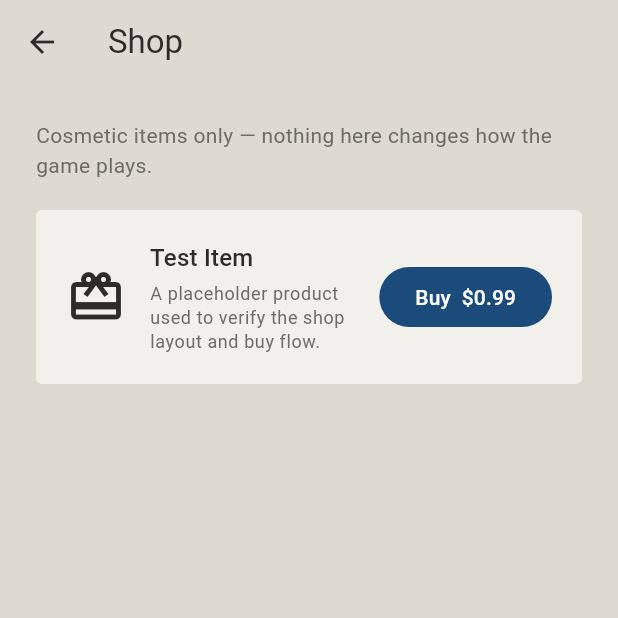
After one commit to RSSerna/tic-tac-twist, a Flutter app: the HomeScreen screen opened directly, after a tap on the "storefront" icon, on a phone screen of 412 x 824 dp, the top half of it. The commit adds this screen. Run offline on Flutter 3.47's test engine with Material 3 defaults, Android fonts, the light colour scheme and no system bars; our stand-ins replace audioplayers, firebase_analytics, firebase_core, firebase_crashlytics, flutter_riverpod, google_mobile_ads and 3 more; accounts and stored records are empty; generated files the repository leaves out were written again.

Commit message:
feat: implement in-app shop with placeholder items and UI integration

```diff
--- a/lib/l10n/app_en.arb
+++ b/lib/l10n/app_en.arb
@@ -231,5 +231,12 @@
   "removeAdsOwned": "Ads removed",
   "restorePurchases": "Restore purchases",
 
-  "skinBuyButton": "Buy"
+  "skinBuyButton": "Buy",
+
+  "shopTitle": "Shop",
+  "shopIntro": "Cosmetic items only — nothing here changes how the game plays.",
+  "shopTestItemName": "Test Item",
+  "shopTestItemDesc": "A placeholder product used to verify the shop layout and buy flow.",
+  "shopBuyButton": "Buy",
+  "shopPaymentsUnavailable": "Payments aren't set up yet — this is a placeholder."
 }
--- a/lib/l10n/app_es.arb
+++ b/lib/l10n/app_es.arb
@@ -138,5 +138,12 @@
   "removeAdsOwned": "Anuncios eliminados",
   "restorePurchases": "Restaurar compras",
 
-  "skinBuyButton": "Comprar"
+  "skinBuyButton": "Comprar",
+
+  "shopTitle": "Tienda",
+  "shopIntro": "Solo artículos cosméticos — nada de aquí cambia cómo se juega.",
+  "shopTestItemName": "Artículo de prueba",
+  "shopTestItemDesc": "Un producto de prueba para verificar el diseño de la tienda y el flujo de compra.",
+  "shopBuyButton": "Comprar",
+  "shopPaymentsUnavailable": "Los pagos aún no están configurados — esto es un marcador de posición."
 }
--- a/lib/ui/screens/home_screen.dart
+++ b/lib/ui/screens/home_screen.dart
@@ -9,6 +9,7 @@ import '../../services/tutorial_progress_service.dart';
 import '../../theme/tokens.dart';
 import 'game_screen.dart';
 import 'settings_screen.dart';
+import 'shop_screen.dart';
 import 'skins_screen.dart';
 import 'stats_screen.dart';
 import 'sub_mode_screen.dart';
@@ -73,6 +74,14 @@ class _HomeScreenState extends ConsumerState<HomeScreen> {
         foregroundColor: colors.ink,
         automaticallyImplyLeading: false,
         actions: [
+          IconButton(
+            key: const Key('open-shop'),
+            icon: const Icon(Icons.storefront),
+            tooltip: l10n.shopTitle,
+            onPressed: () => Navigator.of(context).push(
+              MaterialPageRoute<void>(builder: (_) => const ShopScreen()),
+            ),
+          ),
           IconButton(
             key: const Key('open-skins'),
             icon: const Icon(Icons.palette),
--- /dev/null
+++ b/lib/ui/screens/shop_screen.dart
@@ -0,0 +1,166 @@
+import 'package:flutter/material.dart';
+import 'package:flutter_riverpod/flutter_riverpod.dart';
+
+import '../../l10n/generated/app_localizations.dart';
+import '../../theme/tokens.dart';
+
+/// A single purchasable entry in the shop.
+///
+/// For now the catalog holds one placeholder [ShopItem] so the layout and
+/// buy flow can be exercised end to end without a real store product. When
+/// payments are wired (see [_ShopItemCard._buy]), each real item gains a
+/// `ProductId` (from `purchase_service.dart`) and [priceLabel] is replaced by
+/// the store's localized price string rather than a hardcoded one.
+@immutable
+class ShopItem {
+  const ShopItem({
+    required this.id,
+    required this.icon,
+    required this.name,
+    required this.description,
+    required this.priceLabel,
+  });
+
+  /// Stable identity — will map 1:1 to a `ProductId.storeId` once real
+  /// products exist. Never shown to players.
+  final String id;
+  final IconData icon;
+  final String name;
+  final String description;
+
+  /// Placeholder price. Real prices come from the store product details
+  /// (currency, formatting, and amount are the store's to decide, never
+  /// hardcoded per-locale) once payments are set up.
+  final String priceLabel;
+}
+
+/// The in-app shop (product doc §2: cosmetic-only, "no mechanic, mode, or
+/// gameplay advantage is ever sold"). This is the scaffold: one test item and
+/// a buy button whose payment path is still a TODO — see [_ShopItemCard._buy].
+class ShopScreen extends ConsumerWidget {
+  const ShopScreen({super.key});
+
+  @override
+  Widget build(BuildContext context, WidgetRef ref) {
+    final l10n = AppLocalizations.of(context);
+    final colors = context.gameColors;
+    final textTheme = Theme.of(context).textTheme;
+
+    // The catalog. One placeholder entry for now; add real items here once
+    // their products exist in the stores (see _ShopItemCard._buy).
+    final items = <ShopItem>[
+      ShopItem(
+        id: 'test_item',
+        icon: Icons.card_giftcard,
+        name: l10n.shopTestItemName,
+        description: l10n.shopTestItemDesc,
+        priceLabel: r'$0.99',
+      ),
+    ];
+
+    return Scaffold(
+      appBar: AppBar(
+        title: Text(l10n.shopTitle),
+        backgroundColor: colors.ground,
+        foregroundColor: colors.ink,
+      ),
+      body: SafeArea(
+        child: ListView(
+          padding: const EdgeInsets.all(24),
+          children: [
+            Text(
+              l10n.shopIntro,
+              style: textTheme.bodyMedium?.copyWith(color: colors.neutral),
+            ),
+            const SizedBox(height: 20),
+            for (final item in items) ...[
+              _ShopItemCard(item: item),
+              const SizedBox(height: 12),
+            ],
+          ],
+        ),
+      ),
+    );
+  }
+}
+
+class _ShopItemCard extends ConsumerWidget {
+  const _ShopItemCard({required this.item});
+
+  final ShopItem item;
+
+  // ---------------------------------------------------------------- payments
+  //
+  // TODO(payments): wire this button to a real in-app purchase. The plumbing
+  // in `lib/services/purchase_service.dart` already exists (PurchaseService,
+  // ProductId, the purchases stream); what's missing is store setup, which is
+  // a console action only the developer can do:
+  //
+  //   1. Create the matching non-consumable product in App Store Connect AND
+  //      the Play Console. IAP has no universal test ID (unlike AdMob's test
+  //      ad units), so a real product must exist per store before a purchase
+  //      can complete.
+  //   2. Add a `ProductId` for it in `purchase_service.dart` and map its
+  //      `storeId` to the id you registered above.
+  //   3. Add that `ProductId` to this `ShopItem` and call
+  //      `ref.read(purchaseServiceProvider).buy(product)` here instead of the
+  //      placeholder snackbar.
+  //   4. Grant whatever the item unlocks by listening to
+  //      `PurchaseService.purchases` (see `AdsController._onPurchased` for the
+  //      existing pattern) — never grant it optimistically from this button.
+  //   5. Add a "Restore purchases" action (see the Settings screen) so a
+  //      reinstall re-grants non-consumables.
+  //
+  // Until then this is a placeholder that only confirms the layout/flow.
+  void _buy(BuildContext context, WidgetRef ref, AppLocalizations l10n) {
+    ScaffoldMessenger.of(context)
+      ..hideCurrentSnackBar()
+      ..showSnackBar(
+        SnackBar(content: Text(l10n.shopPaymentsUnavailable)),
+      );
+  }
+
+  @override
+  Widget build(BuildContext context, WidgetRef ref) {
+    final l10n = AppLocalizations.of(context);
+    final colors = context.gameColors;
+    final textTheme = Theme.of(context).textTheme;
+
+    return Material(
+      key: Key('shop-item-${item.id}'),
+      color: colors.surface,
+      borderRadius: BorderRadius.circular(4),
+      child: Padding(
+        padding: const EdgeInsets.all(20),
+        child: Row(
+          children: [
+            Icon(item.icon, size: 40, color: colors.ink),
+            const SizedBox(width: 16),
+            Expanded(
+              child: Column(
+                crossAxisAlignment: CrossAxisAlignment.start,
+                children: [
+                  Text(
+                    item.name,
+                    style: textTheme.titleMedium?.copyWith(color: colors.ink),
+                  ),
+                  const SizedBox(height: 4),
+                  Text(
+                    item.description,
+                    style: textTheme.bodySmall?.copyWith(color: colors.neutral),
+                  ),
+                ],
+              ),
+            ),
+            const SizedBox(width: 12),
+            FilledButton(
+              key: Key('shop-buy-${item.id}'),
+              onPressed: () => _buy(context, ref, l10n),
+              child: Text('${l10n.shopBuyButton}  ${item.priceLabel}'),
+            ),
+          ],
+        ),
+      ),
+    );
+  }
+}
```
Also changed, not shown: 4 other files.
